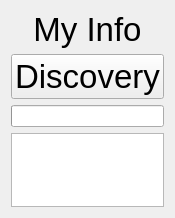
Above: FindDevices.ui from GRomR1/CraneManipulator before the change. Below: the same form after it.
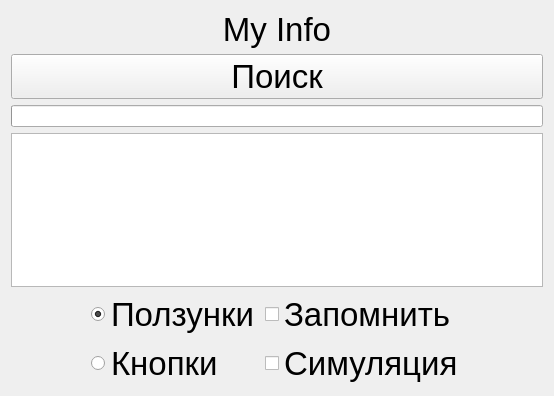
That is the form after the change.

Commit message: Поправил размеры кнопок для разрешения 1024х768. Перевел названия кнопок на русский у класса FindDevices. Сделал заготовку для доп. действий по сохранению адреса сервера в памяти.

```diff
--- a/FindDevices.ui
+++ b/FindDevices.ui
@@ -6,8 +6,8 @@
    <rect>
     <x>0</x>
     <y>0</y>
-    <width>165</width>
-    <height>218</height>
+    <width>554</width>
+    <height>396</height>
    </rect>
   </property>
   <property name="windowTitle">
@@ -37,7 +37,7 @@
       </font>
      </property>
      <property name="text">
-      <string>Discovery</string>
+      <string>Поиск</string>
      </property>
     </widget>
    </item>
@@ -60,6 +60,91 @@
      </property>
     </widget>
    </item>
+   <item>
+    <layout class="QHBoxLayout" name="horizontalLayout">
+     <item>
+      <spacer name="horizontalSpacer_2">
+       <property name="orientation">
+        <enum>Qt::Horizontal</enum>
+       </property>
+       <property name="sizeHint" stdset="0">
+        <size>
+         <width>40</width>
+         <height>20</height>
+        </size>
+       </property>
+      </spacer>
+     </item>
+     <item>
+      <layout class="QGridLayout" name="gridLayout" rowstretch="0,0,0" rowminimumheight="0,0,0">
+       <item row="2" column="1">
+        <widget class="QCheckBox" name="_checkBoxSimulate">
+         <property name="font">
+          <font>
+           <pointsize>25</pointsize>
+          </font>
+         </property>
+         <property name="text">
+          <string>Симуляция</string>
+         </property>
+        </widget>
+       </item>
+       <item row="1" column="1">
+        <widget class="QCheckBox" name="_checkBoxRemind">
+         <property name="font">
+          <font>
+           <pointsize>25</pointsize>
+          </font>
+         </property>
+         <property name="text">
+          <string>Запомнить</string>
+         </property>
+        </widget>
+       </item>
+       <item row="2" column="0">
+        <widget class="QRadioButton" name="_radioButtonSetButton">
+         <property name="font">
+          <font>
+           <pointsize>25</pointsize>
+          </font>
+         </property>
+         <property name="text">
+          <string>Кнопки</string>
+         </property>
+        </widget>
+       </item>
+       <item row="1" column="0">
+        <widget class="QRadioButton" name="_radioButtonSetSlider">
+         <property name="font">
+          <font>
+           <pointsize>25</pointsize>
+          </font>
+         </property>
+         <property name="text">
+          <string>Ползунки</string>
+         </property>
+         <property name="checked">
+          <bool>true</bool>
+         </property>
+        </widget>
+       </item>
+      </layout>
+     </item>
+     <item>
+      <spacer name="horizontalSpacer">
+       <property name="orientation">
+        <enum>Qt::Horizontal</enum>
+       </property>
+       <property name="sizeHint" stdset="0">
+        <size>
+         <width>40</width>
+         <height>20</height>
+        </size>
+       </property>
+      </spacer>
+     </item>
+    </layout>
+   </item>
   </layout>
  </widget>
  <resources/>
```
The commit also changes 7 other files.
